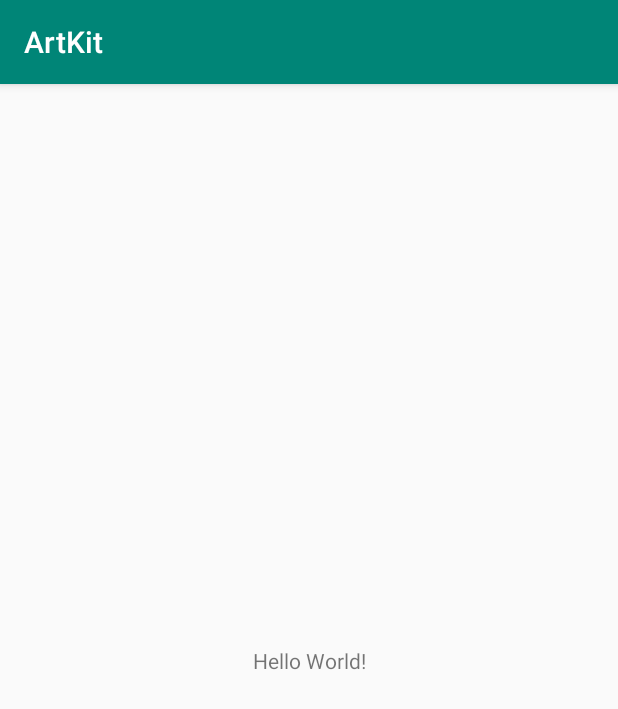
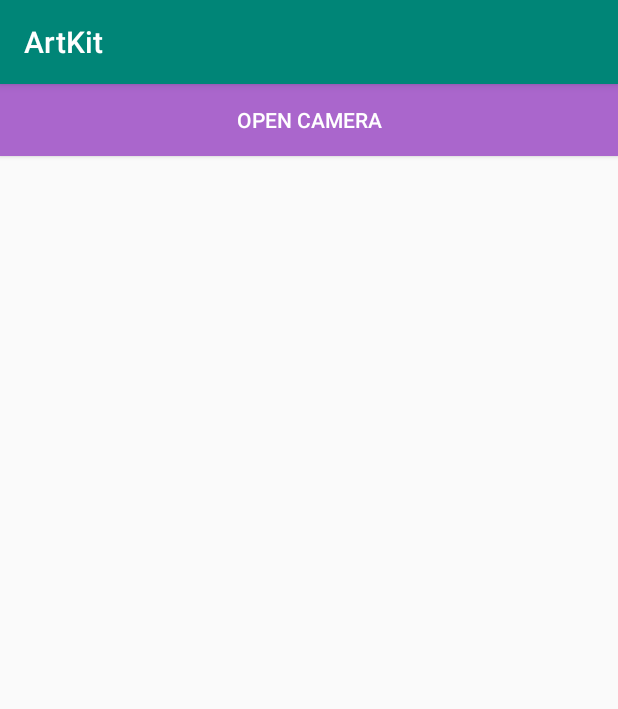
Before and after one commit to ellenimpi/TheArtKitExperience, an Android app: the screen it shows after launch (MainActivity), on a phone screen of 412 x 824 dp. Shown: the top 709 px of the screen. Run offline under Robolectric (Android 15) with nearby library versions, the phone set to English and light mode, and no system bars.

Commit message:
added camera functionality

```diff
--- a/ArtKit/app/src/main/res/layout/activity_main.xml
+++ b/ArtKit/app/src/main/res/layout/activity_main.xml
@@ -6,14 +6,21 @@
     android:layout_height="match_parent"
     tools:context=".MainActivity">
 
-    <TextView
-        android:id="@+id/sample_text"
-        android:layout_width="wrap_content"
+    <Button
+        android:id="@+id/btnOpenCamera"
+        android:layout_weight="1"
+        android:layout_width="match_parent"
         android:layout_height="wrap_content"
-        android:text="Hello World!"
-        app:layout_constraintBottom_toBottomOf="parent"
-        app:layout_constraintLeft_toLeftOf="parent"
-        app:layout_constraintRight_toRightOf="parent"
-        app:layout_constraintTop_toTopOf="parent" />
+        android:background="@android:color/holo_purple"
+        android:textColor="@android:color/white"
+        android:text="@string/click_me"/>
+
+    <ImageView
+        android:id="@+id/imageView"
+        android:layout_weight="9"
+        android:layout_width="333dp"
+        android:layout_height="283dp"
+        />
+
 
 </android.support.constraint.ConstraintLayout>
--- a/ArtKit/app/src/main/res/values/strings.xml
+++ b/ArtKit/app/src/main/res/values/strings.xml
@@ -1,3 +1,4 @@
 <resources>
     <string name="app_name">ArtKit</string>
+    <string name="click_me">OPEN CAMERA</string>
 </resources>
--- /dev/null
+++ b/ArtKit/app/src/main/res/xml/file_paths.xml
@@ -0,0 +1,4 @@
+<?xml version="1.0" encoding="utf-8"?>
+<paths xmlns:android="http://schemas.android.com/apk/res/android">
+    <external-path name="my_images" path="Android/data/com.example.yifeiz.artkit/files/Pictures" />
+</paths>
```
Also changed, not shown: ArtKit/app/src/main/AndroidManifest.xml (+12 -0 lines), ArtKit/app/src/main/java/com/example/yifeiz/artkit/MainActivity.java (+86 -6 lines).
